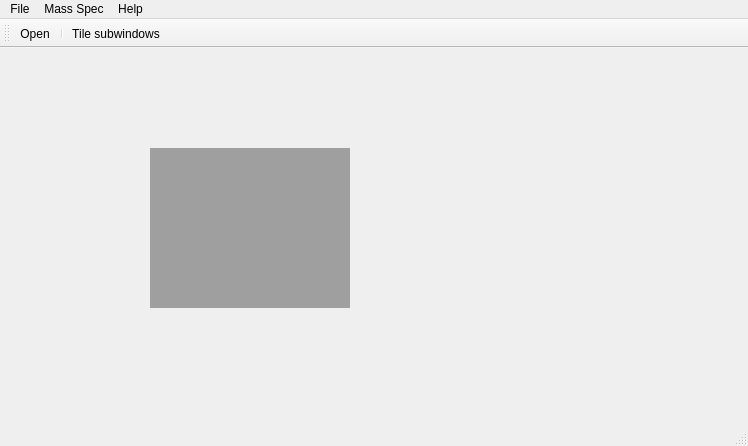
AlexChudinov/processRikenData, file mainwindow.ui: the form before one commit.
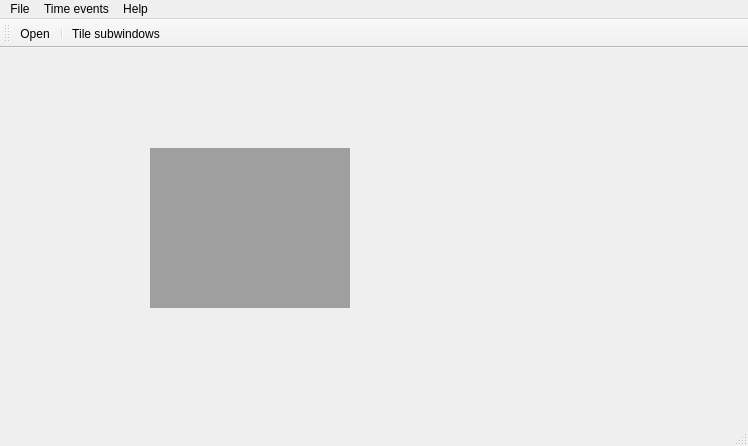
The form after the commit. Icons and pictures are not drawn.

Patch:
```diff
--- a/mainwindow.ui
+++ b/mainwindow.ui
@@ -35,7 +35,7 @@
      <x>0</x>
      <y>0</y>
      <width>748</width>
-     <height>21</height>
+     <height>26</height>
     </rect>
    </property>
    <widget class="QMenu" name="menuFile">
@@ -44,12 +44,6 @@
     </property>
     <addaction name="actionOpenDataFile"/>
    </widget>
-   <widget class="QMenu" name="menuMass_Spec">
-    <property name="title">
-     <string>Mass Spec</string>
-    </property>
-    <addaction name="actionReaccumulate_mass_spectra"/>
-   </widget>
    <widget class="QMenu" name="menuAbout">
     <property name="title">
      <string>Help</string>
@@ -57,6 +51,12 @@
     <addaction name="actionCredits"/>
     <addaction name="actionAbout"/>
    </widget>
+   <widget class="QMenu" name="menuMass_Spec">
+    <property name="title">
+     <string>Time events</string>
+    </property>
+    <addaction name="actionReaccumulate_mass_spectra"/>
+   </widget>
    <addaction name="menuFile"/>
    <addaction name="menuMass_Spec"/>
    <addaction name="menuAbout"/>
```
Left out of the diff: 2 changed lines with no effect on the pictures.
